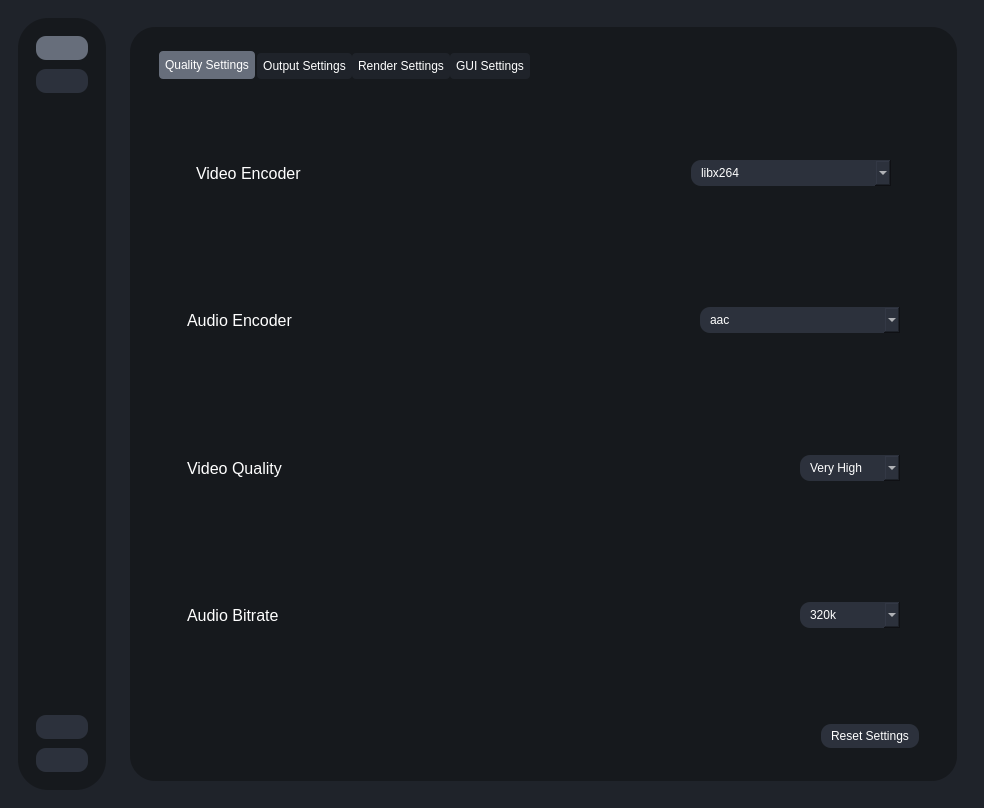
Above: testRVEInterface.ui from TNTwise/Rife-ESRGAN-App-Linux-QT before the change. Below: the same form after it.
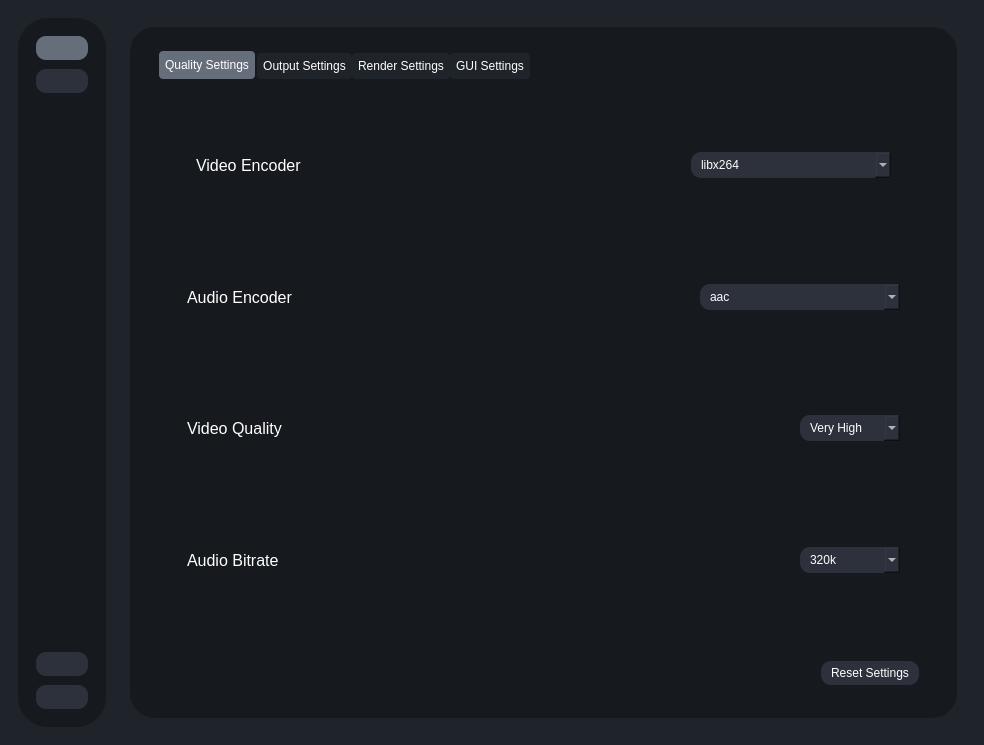
That is the form after the change. Icons and pictures are not drawn.

Commit message: adjust height again

```diff
--- a/testRVEInterface.ui
+++ b/testRVEInterface.ui
@@ -7,7 +7,7 @@
     <x>0</x>
     <y>0</y>
     <width>984</width>
-    <height>808</height>
+    <height>707</height>
    </rect>
   </property>
   <property name="windowTitle">
```
